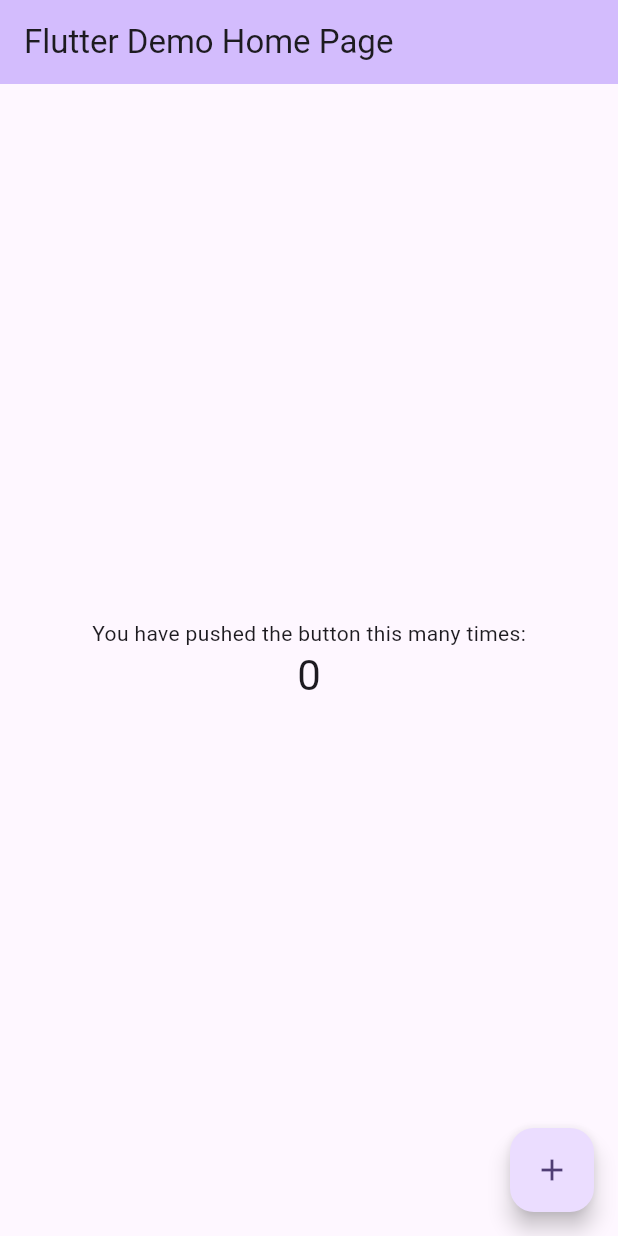
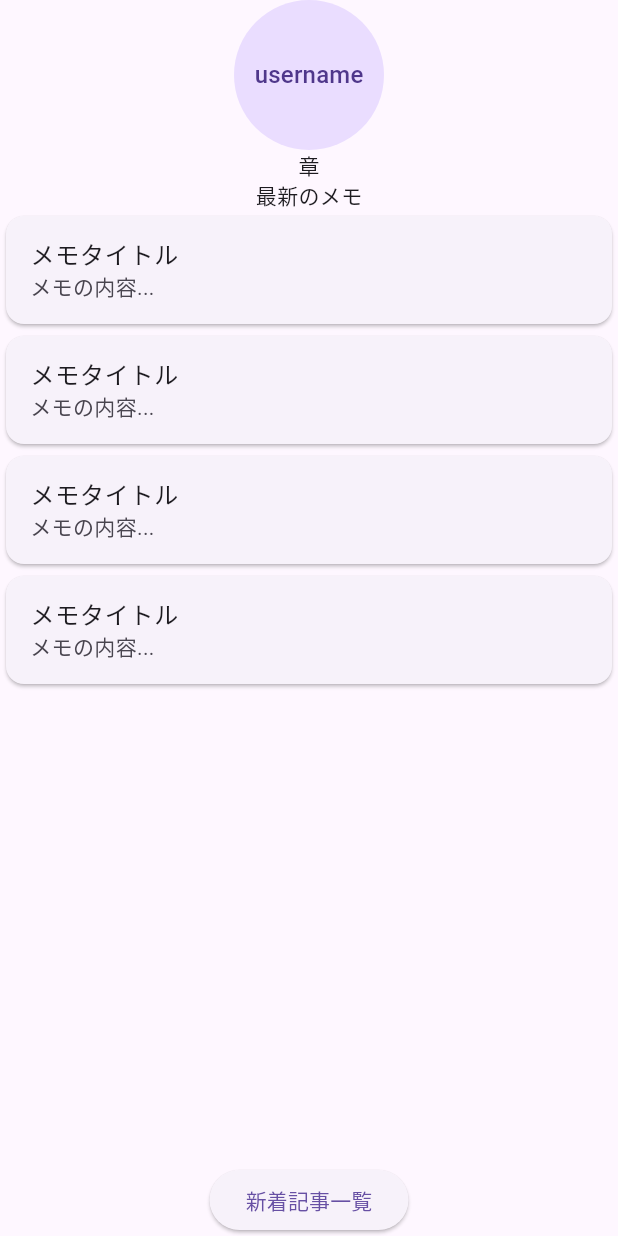
Before and after one commit to Teamsasa/-SmartBookApp, a Flutter app: the screen it shows after launch, on a phone screen of 412 x 824 dp. Run offline on Flutter 3.47's test engine with Material 3 defaults, Android fonts, the phone set to English and light mode, and no system bars; our stand-ins replace webview_flutter.

Commit message:
feat: 最低限の画面のみ実装

```diff
--- a/lib/main.dart
+++ b/lib/main.dart
@@ -1,125 +1,19 @@
 import 'package:flutter/material.dart';
+import 'screens/profile_screen.dart';
 
 void main() {
-  runApp(const MyApp());
+  runApp(MyApp());
 }
 
 class MyApp extends StatelessWidget {
-  const MyApp({super.key});
-
-  // This widget is the root of your application.
   @override
   Widget build(BuildContext context) {
     return MaterialApp(
-      title: 'Flutter Demo',
+      title: 'SmartBook',
       theme: ThemeData(
-        // This is the theme of your application.
-        //
-        // TRY THIS: Try running your application with "flutter run". You'll see
-        // the application has a purple toolbar. Then, without quitting the app,
-        // try changing the seedColor in the colorScheme below to Colors.green
-        // and then invoke "hot reload" (save your changes or press the "hot
-        // reload" button in a Flutter-supported IDE, or press "r" if you used
-        // the command line to start the app).
-        //
-        // Notice that the counter didn't reset back to zero; the application
-        // state is not lost during the reload. To reset the state, use hot
-        // restart instead.
-        //
-        // This works for code too, not just values: Most code changes can be
-        // tested with just a hot reload.
-        colorScheme: ColorScheme.fromSeed(seedColor: Colors.deepPurple),
-        useMaterial3: true,
+        primarySwatch: Colors.blue,
       ),
-      home: const MyHomePage(title: 'Flutter Demo Home Page'),
+      home: ProfileScreen(),
     );
   }
 }
-
-class MyHomePage extends StatefulWidget {
-  const MyHomePage({super.key, required this.title});
-
-  // This widget is the home page of your application. It is stateful, meaning
-  // that it has a State object (defined below) that contains fields that affect
-  // how it looks.
-
-  // This class is the configuration for the state. It holds the values (in this
-  // case the title) provided by the parent (in this case the App widget) and
-  // used by the build method of the State. Fields in a Widget subclass are
-  // always marked "final".
-
-  final String title;
-
-  @override
-  State<MyHomePage> createState() => _MyHomePageState();
-}
-
-class _MyHomePageState extends State<MyHomePage> {
-  int _counter = 0;
-
-  void _incrementCounter() {
-    setState(() {
-      // This call to setState tells the Flutter framework that something has
-      // changed in this State, which causes it to rerun the build method below
-      // so that the display can reflect the updated values. If we changed
-      // _counter without calling setState(), then the build method would not be
-      // called again, and so nothing would appear to happen.
-      _counter++;
-    });
-  }
-
-  @override
-  Widget build(BuildContext context) {
-    // This method is rerun every time setState is called, for instance as done
-    // by the _incrementCounter method above.
-    //
-    // The Flutter framework has been optimized to make rerunning build methods
-    // fast, so that you can just rebuild anything that needs updating rather
-    // than having to individually change instances of widgets.
-    return Scaffold(
-      appBar: AppBar(
-        // TRY THIS: Try changing the color here to a specific color (to
-        // Colors.amber, perhaps?) and trigger a hot reload to see the AppBar
-        // change color while the other colors stay the same.
-        backgroundColor: Theme.of(context).colorScheme.inversePrimary,
-        // Here we take the value from the MyHomePage object that was created by
-        // the App.build method, and use it to set our appbar title.
-        title: Text(widget.title),
-      ),
-      body: Center(
-        // Center is a layout widget. It takes a single child and positions it
-        // in the middle of the parent.
-        child: Column(
-          // Column is also a layout widget. It takes a list of children and
-          // arranges them vertically. By default, it sizes itself to fit its
-          // children horizontally, and tries to be as tall as its parent.
-          //
-          // Column has various properties to control how it sizes itself and
-          // how it positions its children. Here we use mainAxisAlignment to
-          // center the children vertically; the main axis here is the vertical
-          // axis because Columns are vertical (the cross axis would be
-          // horizontal).
-          //
-          // TRY THIS: Invoke "debug painting" (choose the "Toggle Debug Paint"
-          // action in the IDE, or press "p" in the console), to see the
-          // wireframe for each widget.
-          mainAxisAlignment: MainAxisAlignment.center,
-          children: <Widget>[
-            const Text(
-              'You have pushed the button this many times:',
-            ),
-            Text(
-              '$_counter',
-              style: Theme.of(context).textTheme.headlineMedium,
-            ),
-          ],
-        ),
-      ),
-      floatingActionButton: FloatingActionButton(
-        onPressed: _incrementCounter,
-        tooltip: 'Increment',
-        child: const Icon(Icons.add),
-      ), // This trailing comma makes auto-formatting nicer for build methods.
-    );
-  }
-}
--- /dev/null
+++ b/lib/screens/profile_screen.dart
@@ -0,0 +1,43 @@
+import 'package:flutter/material.dart';
+import 'articles_screen.dart';
+import '../widgets/memo_card.dart';
+
+class ProfileScreen extends StatelessWidget {
+  const ProfileScreen({Key? key}) : super(key: key);
+
+  @override
+  Widget build(BuildContext context) {
+    return Scaffold(
+      body: SafeArea(
+        child: Column(
+          children: [
+            const CircleAvatar(
+              radius: 50,
+              child: Text('username'),
+            ),
+            const Text('章'),
+            const Text('最新のメモ'),
+            Expanded(
+              child: ListView(
+                children: List.generate(
+                  4,
+                  (index) => const MemoCard(),
+                ),
+              ),
+            ),
+            ElevatedButton(
+              child: const Text('新着記事一覧'),
+              onPressed: () {
+                Navigator.push(
+                  context,
+                  MaterialPageRoute(
+                      builder: (context) => const ArticlesScreen()),
+                );
+              },
+            ),
+          ],
+        ),
+      ),
+    );
+  }
+}
--- /dev/null
+++ b/lib/widgets/memo_card.dart
@@ -0,0 +1,15 @@
+import 'package:flutter/material.dart';
+
+class MemoCard extends StatelessWidget {
+  const MemoCard({Key? key}) : super(key: key);
+
+  @override
+  Widget build(BuildContext context) {
+    return const Card(
+      child: ListTile(
+        title: Text('メモタイトル'),
+        subtitle: Text('メモの内容...'),
+      ),
+    );
+  }
+}
--- a/pubspec.yaml
+++ b/pubspec.yaml
@@ -2,7 +2,7 @@ name: smart_book_app
 description: "A new Flutter project."
 # The following line prevents the package from being accidentally published to
 # pub.dev using `flutter pub publish`. This is preferred for private packages.
-publish_to: 'none' # Remove this line if you wish to publish to pub.dev
+publish_to: "none" # Remove this line if you wish to publish to pub.dev
 
 # The following defines the version and build number for your application.
 # A version number is three numbers separated by dots, like 1.2.43
@@ -30,7 +30,7 @@ environment:
 dependencies:
   flutter:
     sdk: flutter
-
+  webview_flutter: ^4.0.0
 
   # The following adds the Cupertino Icons font to your application.
   # Use with the CupertinoIcons class for iOS style icons.
@@ -52,7 +52,6 @@ dev_dependencies:
 
 # The following section is specific to Flutter packages.
 flutter:
-
   # The following line ensures that the Material Icons font is
   # included with your application, so that you can use the icons in
   # the material Icons class.
```
Also changed, not shown: lib/screens/articles_screen.dart (added, +49 -0 lines), lib/screens/webview_screen.dart (added, +39 -0 lines), lib/widgets/article_card.dart (added, +38 -0 lines), pubspec.lock, 2 other files.
